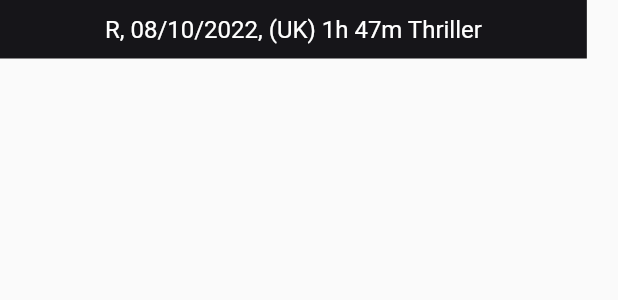
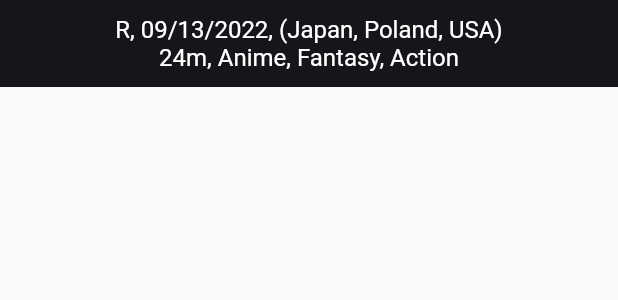
Before and after one commit to DarkPiano/The-Movie, a Flutter app: the _SummeryWidget widget shown alone on an empty page, opened directly, on a phone screen of 412 x 824 dp. Shown: the top 300 px of the screen. Run offline on Flutter 3.47's test engine with Material 2 defaults, Android fonts, the phone set to English and light mode, and no system bars.

Commit message:
fix: description _SummeryWidget

```diff
--- a/lib/widgets/series/series_details/series_details_main_info_widget.dart
+++ b/lib/widgets/series/series_details/series_details_main_info_widget.dart
@@ -126,7 +126,7 @@ class _SummeryWidget extends StatelessWidget {
       child: Padding(
         padding: EdgeInsets.symmetric(vertical: 10, horizontal: 70),
         child: Text(
-          'R, 08/10/2022, (UK) 1h 47m Thriller',
+          'R, 09/13/2022, (Japan, Poland, USA) 24m, Anime, Fantasy, Action',
           maxLines: 3,
           textAlign: TextAlign.center,
           style: TextStyle(
```
